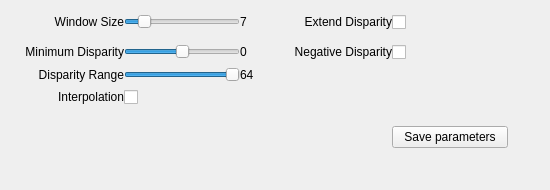
The window that src/matcherwidgeti3drsgm.ui (i3drobotics/stereo-vision-toolkit) describes before a commit, drawn with Qt 5.
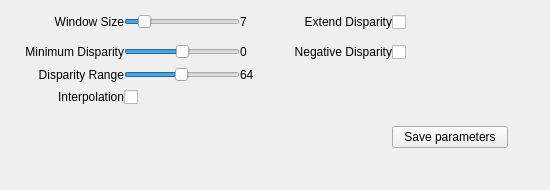
The same window after the commit.

Commit message: fix selection of i3drsgm on startup, fix negative disparity range

```diff
--- a/src/matcherwidgeti3drsgm.ui
+++ b/src/matcherwidgeti3drsgm.ui
@@ -276,7 +276,7 @@
         <number>1</number>
        </property>
        <property name="maximum">
-        <number>64</number>
+        <number>128</number>
        </property>
        <property name="singleStep">
         <number>1</number>
```
The commit also changes 2 other files.
